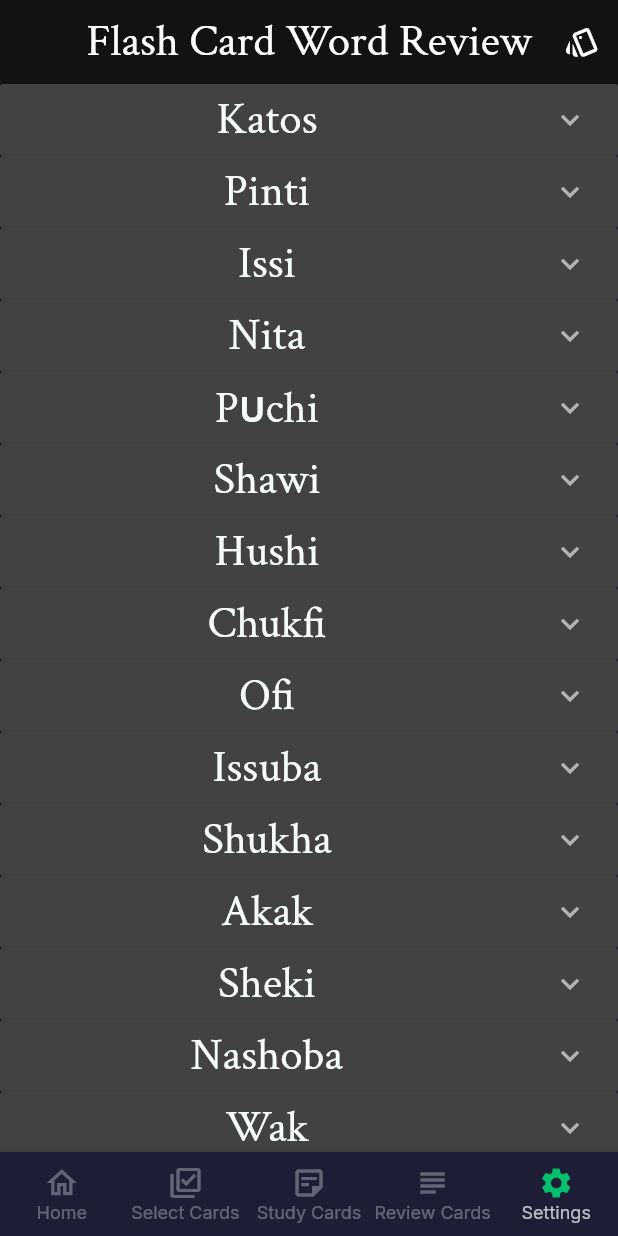
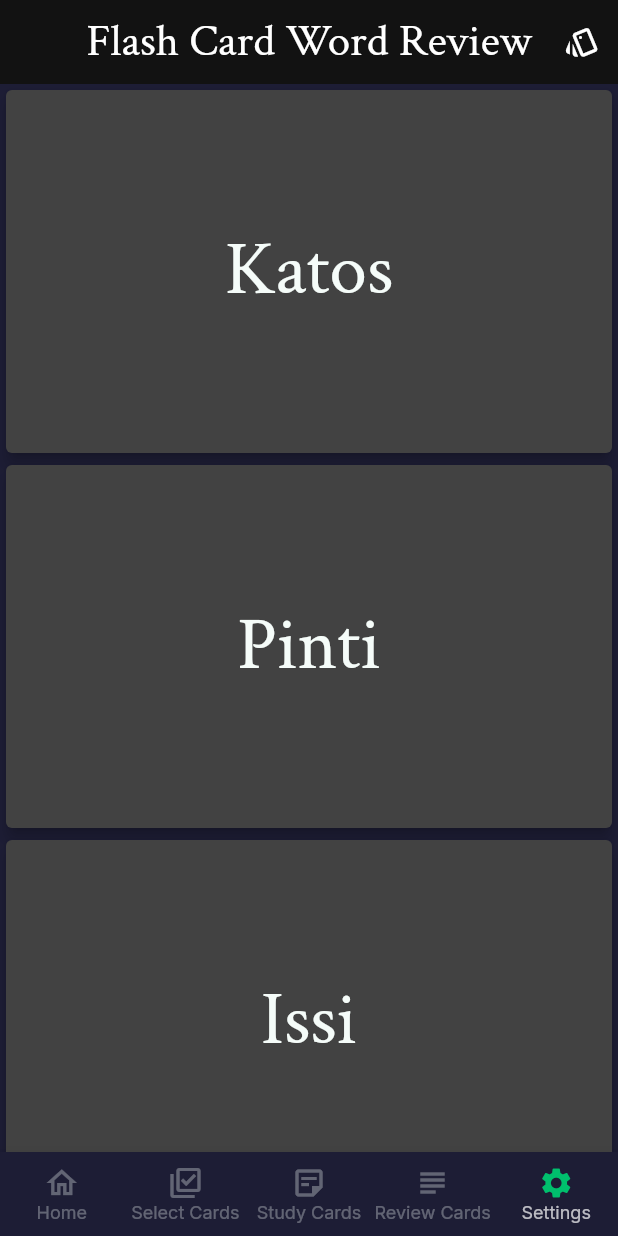
Before and after one commit to techmanities/Malvhta_Holisso, a Flutter app: the screen it shows after launch, item 5 of the bottom bar chosen, on a phone screen of 412 x 824 dp. Run offline on Flutter 3.47's test engine with Material 2 defaults, Android fonts, the phone set to English and light mode, and no system bars; our stand-ins replace google_fonts.

Commit message:
add flip card animation to review word cards.

```diff
--- a/lib/data/animals_data.dart
+++ b/lib/data/animals_data.dart
@@ -86,7 +86,7 @@
   FlashCard(
     wordCategory: 'animal',
     chahtaWord: 'Fυni',
-    englishWord: 'squirrel',
+    englishWord: 'Squirrel',
     englishDescription: 'Word for squirrel.',
     englishGrammarType: 'Noun',
     resultsHistory: '',
--- a/lib/widgets/review_word_card.dart
+++ b/lib/widgets/review_word_card.dart
@@ -1,5 +1,6 @@
 // import 'package:malvhta_holisso/app_theme.dart';
 // import 'package:malvhta_holisso/constants/theme_constants.dart';
+import 'package:flip_card/flip_card.dart';
 import 'package:malvhta_holisso/entities/entities.dart';
 // import 'package:malvhta_holisso/entities/word_category.dart';
 // import 'package:malvhta_holisso/entities/flash_card.dart';
@@ -15,35 +16,37 @@
 
   @override
   Widget build(BuildContext context) {
-    return Container(
-      child: ExpansionPanelList(
-        children: [
-          ExpansionPanel(
-            body: ListTile(
-              subtitle: Text(
-                reviewWord.englishWord,
+    return SizedBox(
+      width: 250,
+      height: 250,
+      child: FlipCard(
+        direction: FlipDirection.HORIZONTAL, // default
+        front: Card(
+          elevation: 4,
+          child: Center(
+            child: Text(
+              reviewWord.chahtaWord,
               style: TextStyle(
-                  fontSize: 30,
-                  fontWeight: FontWeight.w300,
+                fontSize: 50.0,
+                fontWeight: FontWeight.w500,
+                fontFamily: GoogleFonts.crimsonText().fontFamily,
               ),
             ),
           ),
-            headerBuilder: (_, isExpanded) {
-              return Center(
+        ),
+        back: Card(
+          elevation: 4,
+          child: Center(
             child: Text(
-                  reviewWord.chahtaWord,
+              reviewWord.englishWord,
               style: TextStyle(
-                    fontSize: 30.0,
+                fontSize: 50.0,
                 fontWeight: FontWeight.w500,
                 fontFamily: GoogleFonts.crimsonText().fontFamily,
               ),
-                  maxLines: 2,
-                  overflow: TextOverflow.ellipsis,
             ),
-              );
-            },
           ),
-        ],
+        ),
       ),
     );
   }
--- a/pubspec.yaml
+++ b/pubspec.yaml
@@ -12,11 +12,12 @@
   flutter:
     sdk: flutter
 
+  cupertino_icons: ^1.0.2
+  flip_card: ^0.5.0
   flutter_riverpod: ^0.13.1+1
+  google_fonts: ^2.0.0
   miniplayer: ^1.0.0+2
   timeago: ^3.0.2
-  cupertino_icons: ^1.0.2
-  google_fonts: ^2.0.0
 
 dev_dependencies:
   flutter_test:
```
Also changed, not shown: 2 other files. Lines whose indentation alone changed are shown as unchanged.
